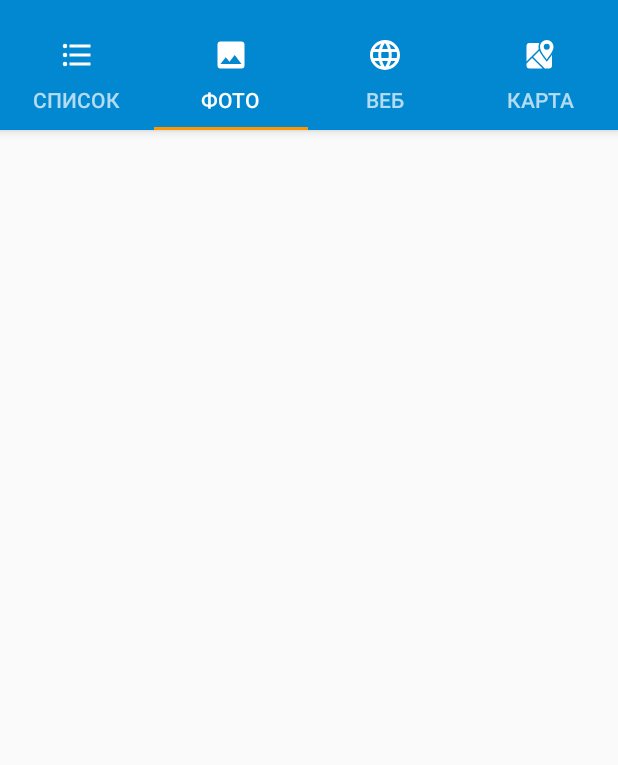
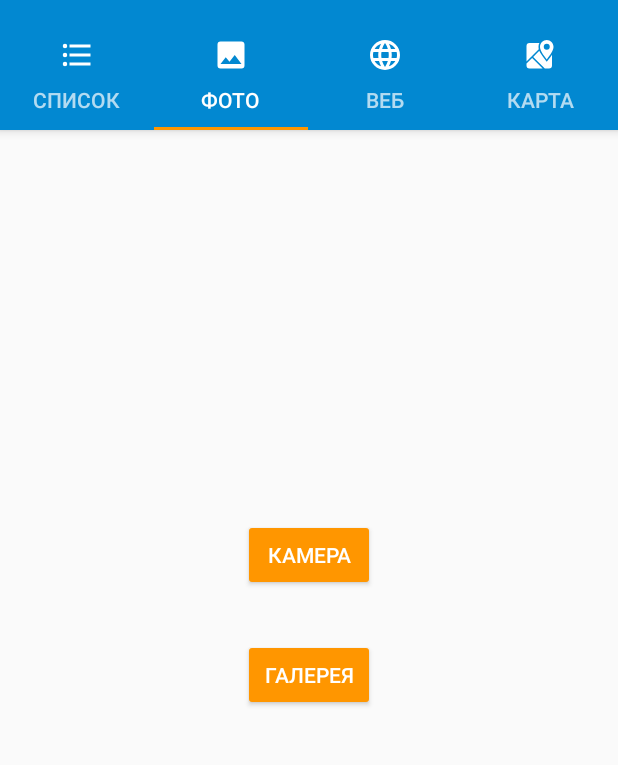
Before and after one commit to goodibunakov/TestForZennex2018, an Android app: the MainActivity screen opened directly, with no data from a screen before it, tab 2 chosen, on a phone screen of 412 x 824 dp, the part 62-827 px from its top. Run offline under Robolectric (Android 15) with nearby library versions, the light colour scheme and no system bars.

Commit message:
сделал выбор фотки из галереи, открытие в новой активити и зум кнопками. зум жестами надо делать.

```diff
--- a/app/src/main/java/ru/goodibunakov/testforzennex2018/activities/MainActivity.java
+++ b/app/src/main/java/ru/goodibunakov/testforzennex2018/activities/MainActivity.java
@@ -15,10 +15,10 @@ import com.google.android.gms.common.GoogleApiAvailability;
 
 import ru.goodibunakov.testforzennex2018.R;
 import ru.goodibunakov.testforzennex2018.adapters.TabAdapter;
-import ru.goodibunakov.testforzennex2018.fragments.FourFragment;
+import ru.goodibunakov.testforzennex2018.fragments.MapFragment;
 import ru.goodibunakov.testforzennex2018.fragments.OneFragment;
-import ru.goodibunakov.testforzennex2018.fragments.ThreeFragment;
-import ru.goodibunakov.testforzennex2018.fragments.TwoFragment;
+import ru.goodibunakov.testforzennex2018.fragments.JsonFragment;
+import ru.goodibunakov.testforzennex2018.fragments.PhotoFragment;
 
 public class MainActivity extends AppCompatActivity {
 
@@ -75,9 +75,9 @@ public class MainActivity extends AppCompatActivity {
 
         TabAdapter adapter = new TabAdapter(getSupportFragmentManager());
         adapter.addFragment(new OneFragment(), getResources().getString(R.string.tab_title1));
-        adapter.addFragment(new TwoFragment(), getResources().getString(R.string.tab_title2));
-        adapter.addFragment(new ThreeFragment(), getResources().getString(R.string.tab_title3));
-        adapter.addFragment(new FourFragment(), getResources().getString(R.string.tab_title4));
+        adapter.addFragment(new PhotoFragment(), getResources().getString(R.string.tab_title2));
+        adapter.addFragment(new JsonFragment(), getResources().getString(R.string.tab_title3));
+        adapter.addFragment(new MapFragment(), getResources().getString(R.string.tab_title4));
         viewPager.setAdapter(adapter);
 
         tabLayout.setupWithViewPager(viewPager);
--- a/app/src/main/java/ru/goodibunakov/testforzennex2018/fragments/ThreeFragment.java
+++ b/app/src/main/java/ru/goodibunakov/testforzennex2018/fragments/JsonFragment.java
@@ -18,14 +18,14 @@ import ru.goodibunakov.testforzennex2018.utils.MyTask;
 import ru.goodibunakov.testforzennex2018.R;
 import ru.goodibunakov.testforzennex2018.adapters.RecyclerJSONAdapter;
 
-public class ThreeFragment extends Fragment implements MyTask.OnTaskComplete {
+public class JsonFragment extends Fragment implements MyTask.OnTaskComplete {
 
     RecyclerView recyclerView;
     ProgressBar progressBar;
     private ArrayList<String> arrayList = new ArrayList<>();
     private static final String url = "http://quotes.zennex.ru/api/v3/bash/quotes?sort=time";
 
-    public ThreeFragment() {
+    public JsonFragment() {
         // Required empty public constructor
     }
 
@@ -39,7 +39,7 @@ public class ThreeFragment extends Fragment implements MyTask.OnTaskComplete {
     public View onCreateView(LayoutInflater inflater, ViewGroup container,
                              Bundle savedInstanceState) {
         // Inflate the layout for this fragment
-        View v = inflater.inflate(R.layout.fragment_three, container, false);
+        View v = inflater.inflate(R.layout.fragment_json, container, false);
         progressBar = v.findViewById(R.id.progress_bar);
         recyclerView = v.findViewById(R.id.list);
         return v;
@@ -49,7 +49,7 @@ public class ThreeFragment extends Fragment implements MyTask.OnTaskComplete {
     public void onResume() {
         super.onResume();
         progressBar.setVisibility(View.VISIBLE);
-        MyTask myTask = new MyTask(ThreeFragment.this);
+        MyTask myTask = new MyTask(JsonFragment.this);
         myTask.execute(url);
     }
 
--- a/app/src/main/java/ru/goodibunakov/testforzennex2018/fragments/FourFragment.java
+++ b/app/src/main/java/ru/goodibunakov/testforzennex2018/fragments/MapFragment.java
@@ -9,29 +9,25 @@ import android.location.LocationManager;
 import android.os.Build;
 import android.os.Bundle;
 import android.support.annotation.NonNull;
-import android.support.v4.app.ActivityCompat;
 import android.support.v4.app.Fragment;
 import android.support.v4.content.ContextCompat;
-import android.util.Log;
 import android.view.LayoutInflater;
 import android.view.View;
 import android.view.ViewGroup;
 import android.widget.TextView;
-import android.widget.Toast;
 
 import com.google.android.gms.maps.CameraUpdateFactory;
 import com.google.android.gms.maps.GoogleMap;
 import com.google.android.gms.maps.MapView;
 import com.google.android.gms.maps.OnMapReadyCallback;
 import com.google.android.gms.maps.model.LatLng;
-import com.google.android.gms.maps.model.Marker;
 import com.google.android.gms.maps.model.MarkerOptions;
 
 import ru.goodibunakov.testforzennex2018.R;
 
 import static java.lang.String.valueOf;
 
-public class FourFragment extends Fragment implements  OnMapReadyCallback {
+public class MapFragment extends Fragment implements  OnMapReadyCallback {
 
     MapView mapView;
     GoogleMap map;
@@ -50,14 +46,14 @@ public class FourFragment extends Fragment implements  OnMapReadyCallback {
         return result == PackageManager.PERMISSION_GRANTED;
     }
 
-    public FourFragment() {
+    public MapFragment() {
         // Required empty public constructor
     }
 
     @Override
     public View onCreateView(LayoutInflater inflater, ViewGroup container,
                              Bundle savedInstanceState) {
-        View v = inflater.inflate(R.layout.fragment_four, container, false);
+        View v = inflater.inflate(R.layout.fragment_map, container, false);
         t1 = v.findViewById(R.id.textView);
         t2 = v.findViewById(R.id.textView2);
         mapView = v.findViewById(R.id.mapview);
--- /dev/null
+++ b/app/src/main/java/ru/goodibunakov/testforzennex2018/fragments/PhotoFragment.java
@@ -0,0 +1,104 @@
+package ru.goodibunakov.testforzennex2018.fragments;
+
+
+import android.Manifest;
+import android.content.ContentValues;
+import android.content.Intent;
+import android.content.pm.PackageManager;
+import android.net.Uri;
+import android.os.Build;
+import android.os.Bundle;
+import android.provider.MediaStore;
+import android.support.v4.app.ActivityCompat;
+import android.support.v4.app.Fragment;
+import android.support.v4.content.ContextCompat;
+import android.util.Log;
+import android.view.LayoutInflater;
+import android.view.View;
+import android.view.ViewGroup;
+import android.widget.Button;
+
+import ru.goodibunakov.testforzennex2018.R;
+import ru.goodibunakov.testforzennex2018.activities.PhotoActivity;
+
+import static android.app.Activity.RESULT_OK;
+
+public class PhotoFragment extends Fragment implements View.OnClickListener {
+
+    private static final int REQUEST_CODE = 500;
+    Button btnPhoto, btnGallery;
+    private static final int PHOTO_INTENT_REQUEST_CODE = 100;
+    private static final int GALLERY_INTENT_REQUEST_CODE = 1;
+    public Uri uri;
+
+    public PhotoFragment() {
+        // Required empty public constructor
+    }
+
+    @Override
+    public View onCreateView(LayoutInflater inflater, ViewGroup container,
+                             Bundle savedInstanceState) {
+        // Inflate the layout for this fragment
+        View v = inflater.inflate(R.layout.fragment_photo, container, false);
+        btnGallery = v.findViewById(R.id.btn_gallery);
+        btnPhoto = v.findViewById(R.id.btn_photo);
+        btnGallery.setOnClickListener(PhotoFragment.this);
+        btnPhoto.setOnClickListener(PhotoFragment.this);
+        return v;
+    }
+
+    @Override
+    public void onRequestPermissionsResult(int requestCode, String[] permissions, int[] grantResults) {
+        super.onRequestPermissionsResult(requestCode, permissions, grantResults);
+        if (grantResults[0] == PackageManager.PERMISSION_GRANTED) {
+
+        }
+    }
+
+
+    @Override
+    public void onClick(View view) {
+        switch (view.getId()) {
+            case R.id.btn_gallery:
+                if (Build.VERSION.SDK_INT >= 23) {
+                    if (ContextCompat.checkSelfPermission(getActivity(), Manifest.permission.WRITE_EXTERNAL_STORAGE) == PackageManager.PERMISSION_GRANTED) {
+                        //Вызываем стандартную галерею для выбора изображения с помощью Intent.ACTION_PICK:
+                        Intent photoPickerIntent = new Intent(Intent.ACTION_PICK);
+                        //Тип получаемых объектов - image:
+                        photoPickerIntent.setType("image/*");
+                        //Запускаем переход с ожиданием обратного результата в виде информации об изображении
+                        startActivityForResult(photoPickerIntent, GALLERY_INTENT_REQUEST_CODE);
+                    } else {
+                        ActivityCompat.requestPermissions(getActivity(), new String[]{Manifest.permission.WRITE_EXTERNAL_STORAGE}, REQUEST_CODE);
+                    }
+                }
+                break;
+            case R.id.btn_photo:
+                break;
+        }
+    }
+
+    public void onActivityResult(int requestCode, int resultCode, Intent imageReturned) {
+        switch (requestCode) {
+            //если результат пришел от галереи
+            case GALLERY_INTENT_REQUEST_CODE:
+                if (resultCode == RESULT_OK) {
+                    Uri selectedImage_gallery = null;
+                    if (imageReturned != null) selectedImage_gallery = imageReturned.getData();
+                    Uri preinsertedUri;
+                    preinsertedUri = getActivity().getContentResolver().insert(MediaStore.Images.Media.EXTERNAL_CONTENT_URI, new ContentValues());
+                    if (selectedImage_gallery == null && preinsertedUri != null)
+                        selectedImage_gallery = preinsertedUri;
+                    Log.i("vv", "uri ok" + selectedImage_gallery.toString());
+                    Intent last_intent_gallery = new Intent(getView().getContext(), PhotoActivity.class);
+                    last_intent_gallery.putExtra("fotka", selectedImage_gallery);
+                    startActivity(last_intent_gallery);
+                }
+                break;
+            case PHOTO_INTENT_REQUEST_CODE:
+
+                break;
+
+        }
+    }
+}
--- a/app/src/main/java/ru/goodibunakov/testforzennex2018/fragments/TwoFragment.java
+++ /dev/null
@@ -1,30 +0,0 @@
-package ru.goodibunakov.testforzennex2018.fragments;
-
-
-import android.os.Bundle;
-import android.support.v4.app.Fragment;
-import android.view.LayoutInflater;
-import android.view.View;
-import android.view.ViewGroup;
-
-import ru.goodibunakov.testforzennex2018.R;
-
-/**
- * A simple {@link Fragment} subclass.
- */
-public class TwoFragment extends Fragment {
-
-
-    public TwoFragment() {
-        // Required empty public constructor
-    }
-
-
-    @Override
-    public View onCreateView(LayoutInflater inflater, ViewGroup container,
-                             Bundle savedInstanceState) {
-        // Inflate the layout for this fragment
-        return inflater.inflate(R.layout.fragment_two, container, false);
-    }
-
-}
--- a/app/src/main/res/layout/fragment_three.xml
+++ b/app/src/main/res/layout/fragment_json.xml
@@ -7,7 +7,7 @@
     android:paddingLeft="@dimen/activity_horizontal_margin"
     android:paddingRight="@dimen/activity_horizontal_margin"
     android:paddingTop="@dimen/activity_vertical_margin"
-    tools:context=".fragments.ThreeFragment">
+    tools:context=".fragments.JsonFragment">
 
     <android.support.v7.widget.RecyclerView
         android:id="@+id/list"
--- /dev/null
+++ b/app/src/main/res/layout/fragment_photo.xml
@@ -0,0 +1,48 @@
+<?xml version="1.0" encoding="utf-8"?>
+<android.support.constraint.ConstraintLayout xmlns:android="http://schemas.android.com/apk/res/android"
+    xmlns:app="http://schemas.android.com/apk/res-auto"
+    xmlns:tools="http://schemas.android.com/tools"
+    android:layout_width="match_parent"
+    android:layout_height="match_parent"
+    android:orientation="vertical"
+    tools:context=".fragments.PhotoFragment">
+
+
+    <Button
+        android:id="@+id/btn_gallery"
+        style="@style/Widget.AppCompat.Button.Colored"
+        android:layout_width="wrap_content"
+        android:layout_height="wrap_content"
+        android:layout_marginEnd="8dp"
+        android:layout_marginLeft="8dp"
+        android:layout_marginRight="8dp"
+        android:layout_marginStart="8dp"
+        android:layout_marginTop="16dp"
+        android:text="@string/btn_gallery"
+        app:layout_constraintEnd_toEndOf="parent"
+        app:layout_constraintStart_toStartOf="parent"
+        app:layout_constraintTop_toTopOf="@+id/guideline" />
+
+    <Button
+        android:id="@+id/btn_photo"
+        style="@style/Widget.AppCompat.Button.Colored"
+        android:layout_width="wrap_content"
+        android:layout_height="wrap_content"
+        android:layout_marginBottom="16dp"
+        android:layout_marginEnd="8dp"
+        android:layout_marginLeft="8dp"
+        android:layout_marginRight="8dp"
+        android:layout_marginStart="8dp"
+        android:text="@string/btn_photo"
+        app:layout_constraintBottom_toTopOf="@+id/guideline"
+        app:layout_constraintEnd_toEndOf="parent"
+        app:layout_constraintStart_toStartOf="parent" />
+
+    <android.support.constraint.Guideline
+        android:id="@+id/guideline"
+        android:layout_width="0dp"
+        android:layout_height="wrap_content"
+        android:orientation="horizontal"
+        app:layout_constraintGuide_percent="0.43" />
+
+</android.support.constraint.ConstraintLayout>
--- a/app/src/main/res/layout/fragment_two.xml
+++ /dev/null
@@ -1,9 +0,0 @@
-<?xml version="1.0" encoding="utf-8"?>
-<FrameLayout xmlns:android="http://schemas.android.com/apk/res/android"
-    xmlns:tools="http://schemas.android.com/tools"
-    android:layout_width="match_parent"
-    android:layout_height="match_parent"
-    tools:context=".fragments.TwoFragment">
-
-
-</FrameLayout>
--- a/app/src/main/res/values/strings.xml
+++ b/app/src/main/res/values/strings.xml
@@ -13,4 +13,6 @@
     <string name="latitude">Широта</string>
     <string name="longitude">Долгота</string>
     <string name="fuck">Сбой при подключени к серверу...</string>
+    <string name="btn_gallery">Галерея</string>
+    <string name="btn_photo">Камера</string>
 </resources>
```
Also changed, not shown: app/src/main/AndroidManifest.xml (+7 -4 lines), app/src/main/java/ru/goodibunakov/testforzennex2018/activities/PhotoActivity.java (added, +124 -0 lines), app/src/main/res/layout/activity_photo.xml (added, +24 -0 lines), app/src/main/res/layout/fragment_map.xml (renamed from app/src/main/res/layout/fragment_four.xml).
